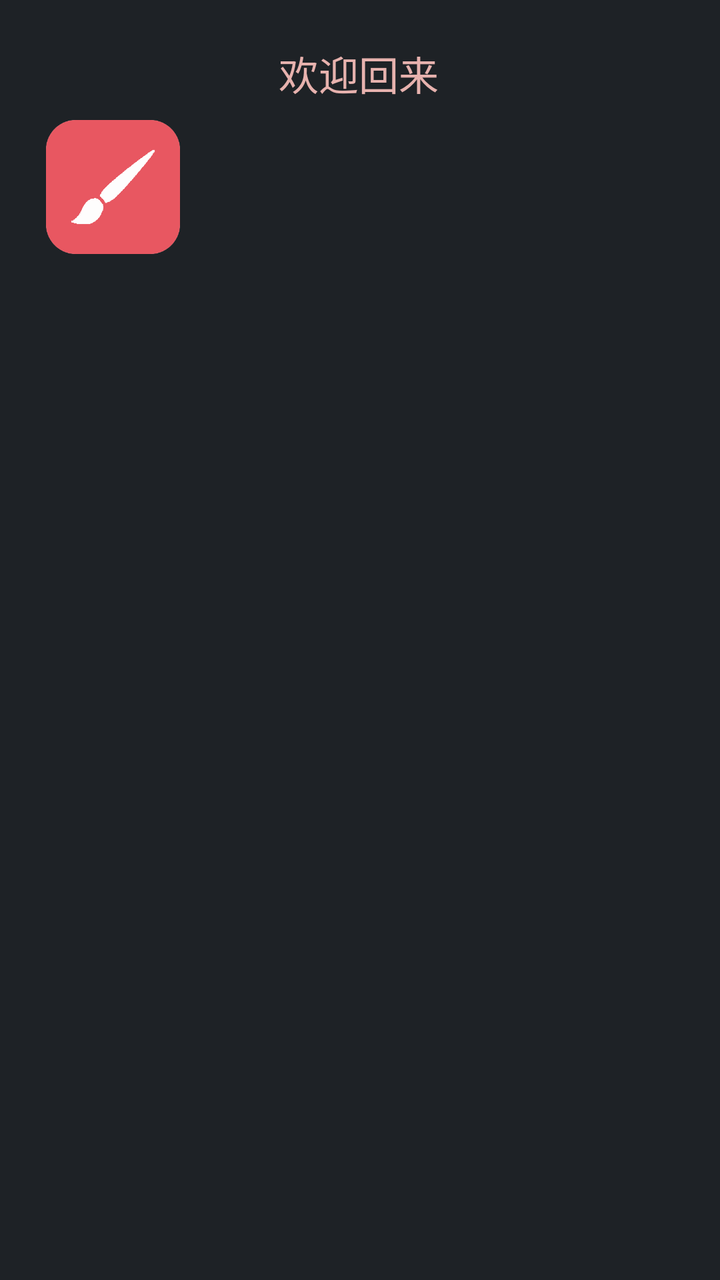
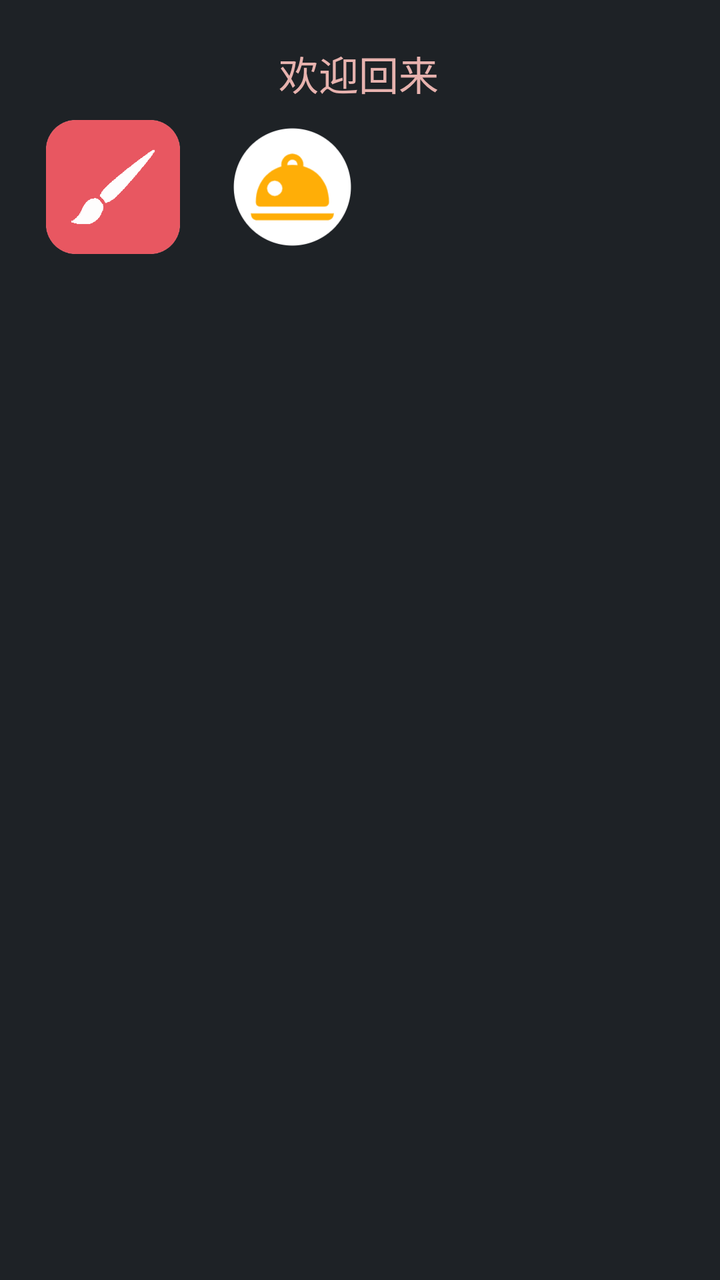

Compare the two renders of this Android layout. The source of the first and the diff that turns it into the second are given below.
<!-- AndroidManifest.xml: application theme Theme.StudyInBetterLogin -->
<!-- res/layout/fragment_login_to_wait.xml -->
<?xml version="1.0" encoding="utf-8"?>
<androidx.constraintlayout.widget.ConstraintLayout
    xmlns:android="http://schemas.android.com/apk/res/android"
    xmlns:app="http://schemas.android.com/apk/res-auto"
    xmlns:tools="http://schemas.android.com/tools"
    android:id="@+id/main"
    android:layout_width="match_parent"
    android:layout_height="match_parent"
    tools:context=".fragment.loginToWaitFragment"
    android:background="#1E2226"
    >

    <ImageView
        android:id="@+id/magicDraw"
        android:layout_width="67dp"
        android:layout_height="67dp"
        app:layout_constraintBottom_toBottomOf="parent"
        app:layout_constraintEnd_toEndOf="parent"
        app:layout_constraintHorizontal_bias="0.078"
        app:layout_constraintStart_toStartOf="parent"
        app:layout_constraintTop_toTopOf="parent"
        app:layout_constraintVertical_bias="0.105"
        app:srcCompat="@drawable/logo2" />

    <TextView
        android:id="@+id/WelcomeText"
        android:layout_width="wrap_content"
        android:layout_height="wrap_content"
        android:text="欢迎回来"
        android:textSize="20dp"
        android:textColor="#E7B2AE"
        app:layout_constraintBottom_toBottomOf="parent"
        app:layout_constraintEnd_toEndOf="parent"
        app:layout_constraintHorizontal_bias="0.498"
        app:layout_constraintStart_toStartOf="parent"
        app:layout_constraintTop_toTopOf="parent"
        app:layout_constraintVertical_bias="0.036" />
</androidx.constraintlayout.widget.ConstraintLayout>
<!-- resources referenced by this layout -->
<resources>
  <!-- drawable logo2: png bitmap (drawable, 5739 bytes) -->
  <style name="Theme.StudyInBetterLogin" parent="Base.Theme.StudyInBetterLogin" />
  <style name="Base.Theme.StudyInBetterLogin" parent="Theme.Material3.DayNight.NoActionBar">
          
          
      </style>
</resources>

<!-- the commit's change to res/layout/fragment_login_to_wait.xml (unified diff, before → after) -->
@@ -35,4 +35,16 @@
         app:layout_constraintStart_toStartOf="parent"
         app:layout_constraintTop_toTopOf="parent"
         app:layout_constraintVertical_bias="0.036" />
+
+    <ImageView
+        android:id="@+id/foodApp"
+        android:layout_width="67dp"
+        android:layout_height="67dp"
+        android:src="@drawable/food_icon"
+        app:layout_constraintBottom_toBottomOf="parent"
+        app:layout_constraintEnd_toEndOf="parent"
+        app:layout_constraintHorizontal_bias="0.112"
+        app:layout_constraintStart_toEndOf="@+id/magicDraw"
+        app:layout_constraintTop_toTopOf="parent"
+        app:layout_constraintVertical_bias="0.105" />
 </androidx.constraintlayout.widget.ConstraintLayout>
<!-- resource entries referenced after the edit -->
@@ -1,5 +1,6 @@
 <!-- resources referenced by this layout -->
 <resources>
+  <!-- drawable food_icon: png bitmap (drawable, 6448 bytes) -->
   <!-- drawable logo2: png bitmap (drawable, 5739 bytes) -->
   <style name="Theme.StudyInBetterLogin" parent="Base.Theme.StudyInBetterLogin" />
   <style name="Base.Theme.StudyInBetterLogin" parent="Theme.Material3.DayNight.NoActionBar">
